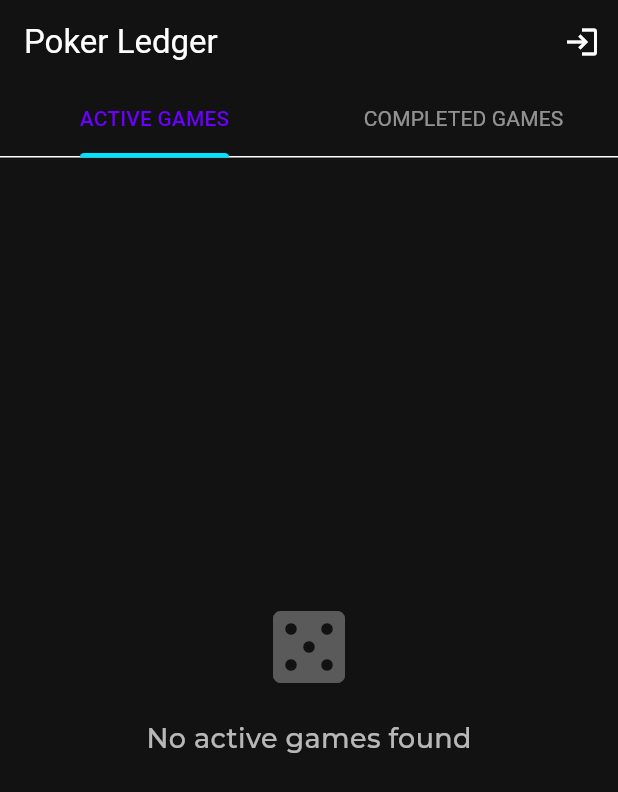
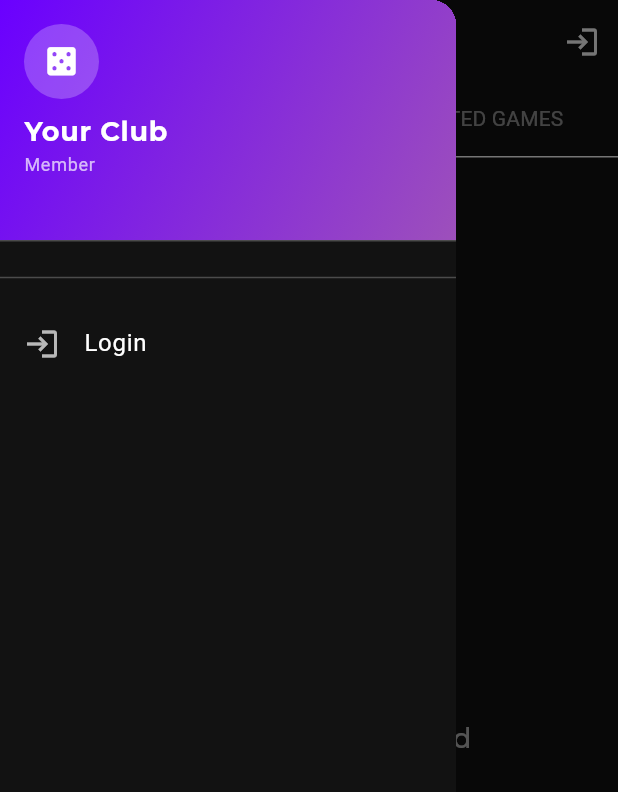
Before and after one commit to llanterme/poker_ledger_app, a Flutter app: the HomeScreen screen opened directly, with the side drawer open (before the commit the screen has no drawer), on a phone screen of 412 x 824 dp. Shown: the top 792 px of the screen. Run offline on Flutter 3.47's test engine with Material 3 defaults, Android fonts, the phone set to English and light mode, and no system bars; our stand-ins replace animated_text_kit, dio, equatable, flutter_riverpod, flutter_secure_storage, flutter_spinkit and 1 more; accounts and stored records are empty; network calls fail.

Commit message:
first club reg done

```diff
--- a/lib/screens/home_screen.dart
+++ b/lib/screens/home_screen.dart
@@ -2,10 +2,12 @@ import 'package:flutter/material.dart';
 import 'package:flutter_riverpod/flutter_riverpod.dart';
 import 'package:poker_ledger/models/game.dart';
 import 'package:poker_ledger/providers/auth_provider.dart';
+import 'package:poker_ledger/providers/club_provider.dart';
 import 'package:poker_ledger/providers/game_provider.dart';
 import 'package:poker_ledger/screens/game_detail_screen.dart';
 import 'package:poker_ledger/screens/login_screen.dart';
 import 'package:poker_ledger/screens/new_game_screen.dart';
+import 'package:poker_ledger/screens/register_club_user_screen.dart';
 import 'package:poker_ledger/theme/app_theme.dart';
 import 'package:poker_ledger/widgets/custom_button.dart';
 import 'package:poker_ledger/widgets/loading_indicator.dart';
@@ -18,7 +20,8 @@ class HomeScreen extends ConsumerStatefulWidget {
   ConsumerState<HomeScreen> createState() => _HomeScreenState();
 }
 
-class _HomeScreenState extends ConsumerState<HomeScreen> with SingleTickerProviderStateMixin {
+class _HomeScreenState extends ConsumerState<HomeScreen>
+    with SingleTickerProviderStateMixin {
   late TabController _tabController;
 
   @override
@@ -48,14 +51,126 @@ class _HomeScreenState extends ConsumerState<HomeScreen> with SingleTickerProvid
   }
 
   void _navigateToNewGame() {
-    Navigator.of(context).push(
-      MaterialPageRoute(builder: (context) => const NewGameScreen()),
-    );
+    Navigator.of(
+      context,
+    ).push(MaterialPageRoute(builder: (context) => const NewGameScreen()));
   }
 
   void _navigateToGameDetail(Game game) {
     Navigator.of(context).push(
-      MaterialPageRoute(builder: (context) => GameDetailScreen(gameId: game.id!)),
+      MaterialPageRoute(
+        builder: (context) => GameDetailScreen(gameId: game.id!),
+      ),
+    );
+  }
+
+  void _navigateToRegisterClubUser() {
+    Navigator.of(context).push(
+      MaterialPageRoute(builder: (context) => const RegisterClubUserScreen()),
+    );
+  }
+
+  Widget _buildDrawer(AuthState authState, bool isAdmin) {
+    final clubState = ref.watch(clubStateProvider);
+    final currentClub = clubState.currentClub;
+    final clubName = currentClub?.clubName ?? 'Your Club';
+
+    return Drawer(
+      child: Container(
+        color: AppTheme.backgroundColor,
+        child: ListView(
+          padding: EdgeInsets.zero,
+          children: [
+            DrawerHeader(
+              decoration: BoxDecoration(gradient: AppTheme.primaryGradient),
+              child: Column(
+                crossAxisAlignment: CrossAxisAlignment.start,
+                mainAxisSize: MainAxisSize.min,
+                children: [
+                  const CircleAvatar(
+                    radius: 25,
+                    backgroundColor: Colors.white24,
+                    child: Icon(Icons.casino, size: 25, color: Colors.white),
+                  ),
+                  const SizedBox(height: 8),
+                  Text(
+                    clubName,
+                    style: AppTheme.titleLarge.copyWith(
+                      color: Colors.white,
+                      fontWeight: FontWeight.bold,
+                      fontSize: 18,
+                    ),
+                    overflow: TextOverflow.ellipsis,
+                  ),
+                  if (authState.user != null)
+                    Text(
+                      authState.user!.fullName,
+                      style: AppTheme.bodyMedium.copyWith(
+                        color: Colors.white70,
+                        fontSize: 13,
+                      ),
+                      overflow: TextOverflow.ellipsis,
+                    ),
+                  Text(
+                    isAdmin ? 'Admin' : 'Member',
+                    style: AppTheme.bodyMedium.copyWith(
+                      color: Colors.white70,
+                      fontSize: 12,
+                    ),
+                  ),
+                ],
+              ),
+            ),
+            if (isAdmin) ...[
+              ListTile(
+                leading: const Icon(
+                  Icons.person_add,
+                  color: AppTheme.accentColor,
+                ),
+                title: const Text('Register Club User'),
+                onTap: () {
+                  Navigator.pop(context); // Close drawer
+                  _navigateToRegisterClubUser();
+                },
+              ),
+              ListTile(
+                leading: const Icon(
+                  Icons.add_circle,
+                  color: AppTheme.primaryColor,
+                ),
+                title: const Text('Create New Game'),
+                onTap: () {
+                  Navigator.pop(context); // Close drawer
+                  _navigateToNewGame();
+                },
+              ),
+            ],
+            const Divider(color: Colors.white24),
+            ListTile(
+              leading: Icon(
+                authState.isAuthenticated ? Icons.logout : Icons.login,
+                color: Colors.white70,
+              ),
+              title: Text(
+                authState.isAuthenticated ? 'Logout' : 'Login',
+                style: AppTheme.bodyLarge.copyWith(color: Colors.white),
+              ),
+              onTap: () {
+                Navigator.pop(context); // Close drawer
+                if (authState.isAuthenticated) {
+                  _logout();
+                } else {
+                  Navigator.of(context).pushReplacement(
+                    MaterialPageRoute(
+                      builder: (context) => const LoginScreen(),
+                    ),
+                  );
+                }
+              },
+            ),
+          ],
+        ),
+      ),
     );
   }
 
@@ -65,10 +180,17 @@ class _HomeScreenState extends ConsumerState<HomeScreen> with SingleTickerProvid
     final gamesState = ref.watch(gamesProvider);
     final isAdmin = authState.user?.isAdmin ?? false;
 
-    final openGames = gamesState.games.where((game) => game.status == GameStatus.open).toList();
-    final closedGames = gamesState.games.where((game) => game.status == GameStatus.closed).toList();
+    final openGames =
+        gamesState.games
+            .where((game) => game.status == GameStatus.open)
+            .toList();
+    final closedGames =
+        gamesState.games
+            .where((game) => game.status == GameStatus.closed)
+            .toList();
 
     return Scaffold(
+      drawer: _buildDrawer(authState, isAdmin),
       appBar: AppBar(
         title: const Text('Poker Ledger'),
         actions: [
@@ -91,10 +213,7 @@ class _HomeScreenState extends ConsumerState<HomeScreen> with SingleTickerProvid
         ],
         bottom: TabBar(
           controller: _tabController,
-          tabs: const [
-            Tab(text: 'ACTIVE GAMES'),
-            Tab(text: 'COMPLETED GAMES'),
-          ],
+          tabs: const [Tab(text: 'ACTIVE GAMES'), Tab(text: 'COMPLETED GAMES')],
           labelStyle: AppTheme.labelLarge,
           unselectedLabelStyle: AppTheme.labelLarge.copyWith(
             fontWeight: FontWeight.normal,
@@ -103,7 +222,8 @@ class _HomeScreenState extends ConsumerState<HomeScreen> with SingleTickerProvid
           indicatorWeight: 3,
         ),
       ),
-      body: gamesState.isLoading
+      body:
+          gamesState.isLoading
               ? const LoadingIndicator(message: 'Loading games...')
               : TabBarView(
                 controller: _tabController,
@@ -115,7 +235,8 @@ class _HomeScreenState extends ConsumerState<HomeScreen> with SingleTickerProvid
                   _buildGamesList(closedGames, isAdmin, false),
                 ],
               ),
-      floatingActionButton: isAdmin
+      floatingActionButton:
+          isAdmin
               ? FloatingActionButton.extended(
                 onPressed: _navigateToNewGame,
                 icon: const Icon(Icons.add),
@@ -139,9 +260,7 @@ class _HomeScreenState extends ConsumerState<HomeScreen> with SingleTickerProvid
             ),
             const SizedBox(height: 16),
             Text(
-              isActive
-                  ? 'No active games found'
-                  : 'No completed games found',
+              isActive ? 'No active games found' : 'No completed games found',
               style: AppTheme.titleMedium.copyWith(
                 color: Colors.white.withOpacity(0.7),
               ),
@@ -166,7 +285,8 @@ class _HomeScreenState extends ConsumerState<HomeScreen> with SingleTickerProvid
       itemBuilder: (context, index) {
         final game = games[index];
         final dateFormat = DateFormat('MMM d, yyyy • h:mm a');
-        final formattedDate = game.createdAt != null
+        final formattedDate =
+            game.createdAt != null
                 ? dateFormat.format(game.createdAt!)
                 : 'Date unknown';
 
@@ -175,7 +295,8 @@ class _HomeScreenState extends ConsumerState<HomeScreen> with SingleTickerProvid
           shape: RoundedRectangleBorder(
             borderRadius: BorderRadius.circular(16),
             side: BorderSide(
-              color: isActive
+              color:
+                  isActive
                       ? AppTheme.primaryColor.withOpacity(0.3)
                       : Colors.grey.withOpacity(0.3),
               width: 1,
@@ -192,22 +313,21 @@ class _HomeScreenState extends ConsumerState<HomeScreen> with SingleTickerProvid
                   Row(
                     mainAxisAlignment: MainAxisAlignment.spaceBetween,
                     children: [
-                      Text(
-                        'Game #${game.id}',
-                        style: AppTheme.titleLarge,
-                      ),
+                      Text('Game #${game.id}', style: AppTheme.titleLarge),
                       Container(
                         padding: const EdgeInsets.symmetric(
                           horizontal: 12,
                           vertical: 6,
                         ),
                         decoration: BoxDecoration(
-                          color: isActive
+                          color:
+                              isActive
                                   ? AppTheme.successColor.withOpacity(0.2)
                                   : AppTheme.errorColor.withOpacity(0.2),
                           borderRadius: BorderRadius.circular(20),
                           border: Border.all(
-                            color: isActive
+                            color:
+                                isActive
                                     ? AppTheme.successColor
                                     : AppTheme.errorColor,
                             width: 1,
@@ -216,7 +336,8 @@ class _HomeScreenState extends ConsumerState<HomeScreen> with SingleTickerProvid
                         child: Text(
                           isActive ? 'ACTIVE' : 'COMPLETED',
                           style: AppTheme.labelLarge.copyWith(
-                            color: isActive
+                            color:
+                                isActive
                                     ? AppTheme.successColor
                                     : AppTheme.errorColor,
                             fontSize: 12,
```
Also changed, not shown: lib/providers/auth_provider.dart (+17 -0 lines), lib/screens/register_club_screen.dart (+7 -0 lines), lib/services/api_service.dart (+10 -2 lines). Lines whose indentation alone changed are shown as unchanged.
